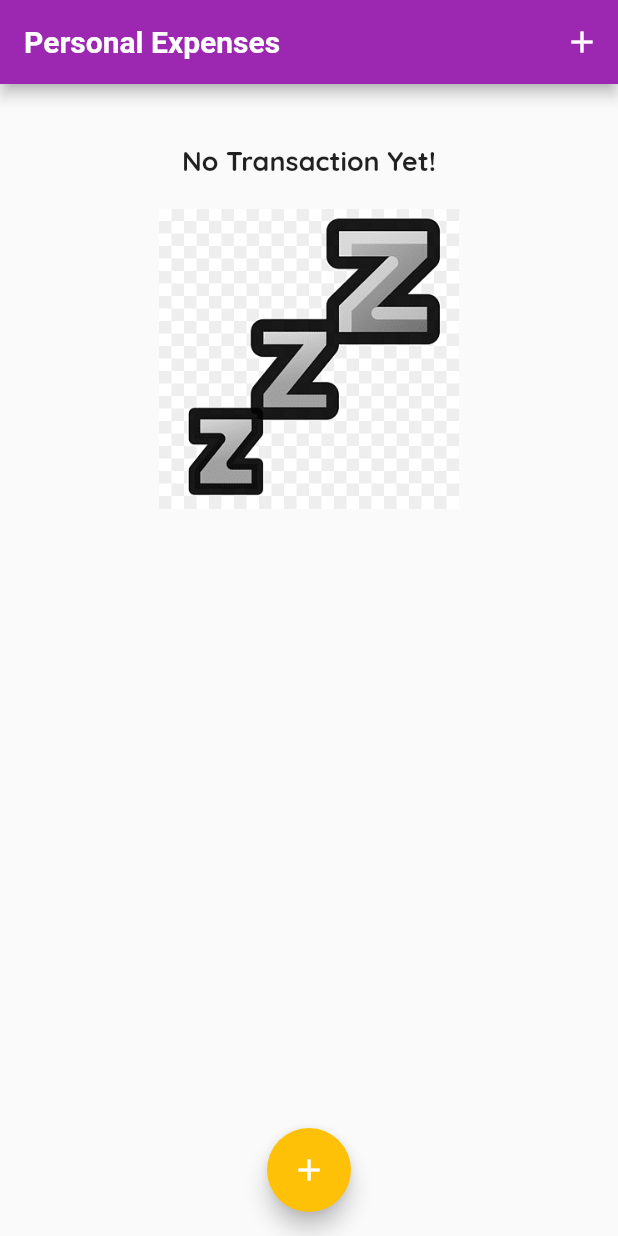
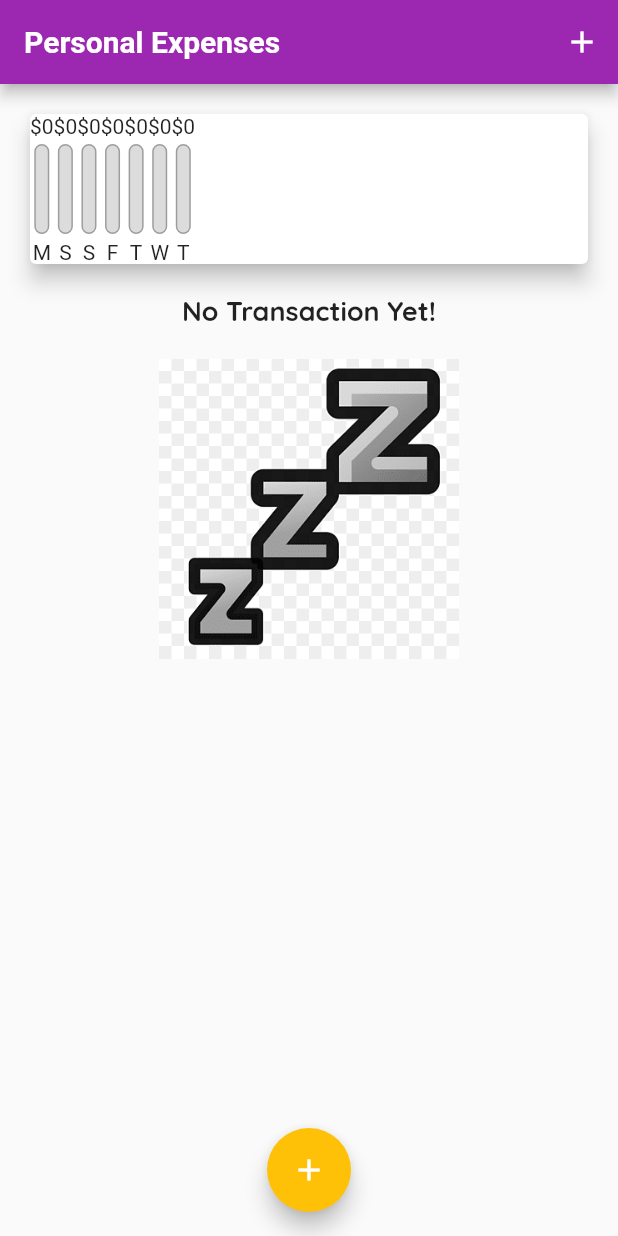
Before and after one commit to SayedTahsin/WalletWatcher, a Flutter app: the screen it shows after launch, on a phone screen of 412 x 824 dp. Run offline on Flutter 3.47's test engine with Material 2 defaults, Android fonts, the phone set to English and light mode, and no system bars; Roboto replaces fonts that are missing (Quicksans).

Commit message:
chart_bar

```diff
--- a/lib/widgets/chart.dart
+++ b/lib/widgets/chart.dart
@@ -1,9 +1,9 @@
 // ignore_for_file: prefer_const_constructors, prefer_const_constructors_in_immutables, use_key_in_widget_constructors, unused_local_variable
-
 
 import 'package:flutter/material.dart';
 import 'package:intl/intl.dart';
 import 'package:personal_expense_tracker/models/transaction.dart';
+import 'package:personal_expense_tracker/widgets/chart_bar.dart';
 
 class Chart extends StatelessWidget {
   final List<Transaction> recentTransactions;
@@ -25,9 +25,15 @@ class Chart extends StatelessWidget {
       // print(DateFormat.E().format(weekDay));
       // print(totalSum);
       return {
-        'day': DateFormat.E().format(weekDay),
+        'day': DateFormat.E().format(weekDay).substring(0, 1),
         'amount': totalSum,
       };
+    });
+  }
+
+  double get totalSpending {
+    return groupedTransactionValues.fold(0.0, (sum, item) {
+      return sum + (item['amount'] as double);
     });
   }
 
@@ -36,7 +42,16 @@ class Chart extends StatelessWidget {
     return Card(
       elevation: 6,
       margin: EdgeInsets.all(20),
-      child: Row(children: []),
+      child: Row(
+          children: groupedTransactionValues.map((data) {
+        return ChartBar(
+          data['day'] as String,
+          (data['amount'] as double),
+          totalSpending == 0.0
+              ? 0.0
+              : (data['amount'] as double) / totalSpending,
+        );
+      }).toList()),
     );
   }
 }
--- /dev/null
+++ b/lib/widgets/chart_bar.dart
@@ -0,0 +1,51 @@
+// ignore_for_file: prefer_const_constructors_in_immutables, use_key_in_widget_constructors, prefer_const_constructors, sized_box_for_whitespace
+
+import 'package:flutter/cupertino.dart';
+import 'package:flutter/material.dart';
+import 'package:flutter/src/widgets/container.dart';
+import 'package:flutter/src/widgets/framework.dart';
+
+class ChartBar extends StatelessWidget {
+  final String label;
+  final double spedingAmount;
+  final double spedingPctOfTotal;
+  ChartBar(this.label, this.spedingAmount, this.spedingPctOfTotal);
+
+  @override
+  Widget build(BuildContext context) {
+    return Column(
+      children: [
+        Text('\$${spedingAmount.toStringAsFixed(0)}'),
+        SizedBox(
+          height: 4,
+        ),
+        Container(
+          height: 60,
+          width: 10,
+          child: Stack(children: [
+            Container(
+              decoration: BoxDecoration(
+                border: Border.all(color: Colors.grey, width: 1.0),
+                color: Color.fromRGBO(220, 220, 220, 1),
+                borderRadius: BorderRadius.circular(10),
+              ),
+            ),
+            FractionallySizedBox(
+              heightFactor: spedingPctOfTotal,
+              child: Container(
+                decoration: BoxDecoration(
+                  color: Theme.of(context).primaryColor,
+                  borderRadius: BorderRadius.circular(10),
+                ),
+              ),
+            )
+          ]),
+        ),
+        SizedBox(
+          height: 4,
+        ),
+        Text(label),
+      ],
+    );
+  }
+}
```
